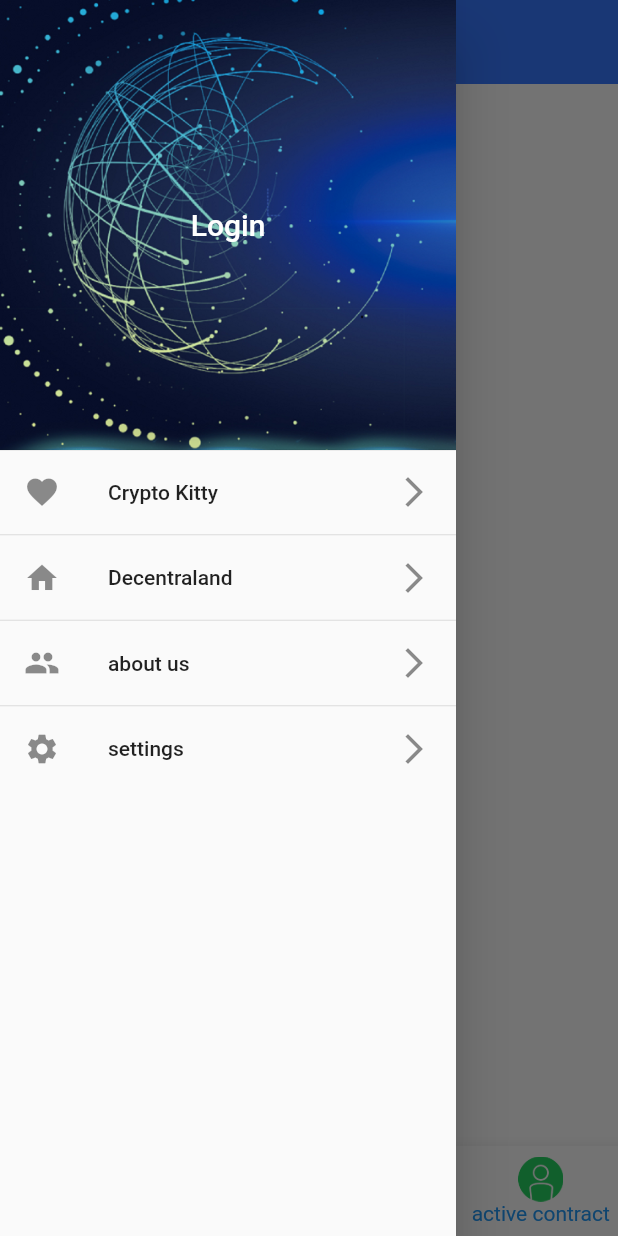
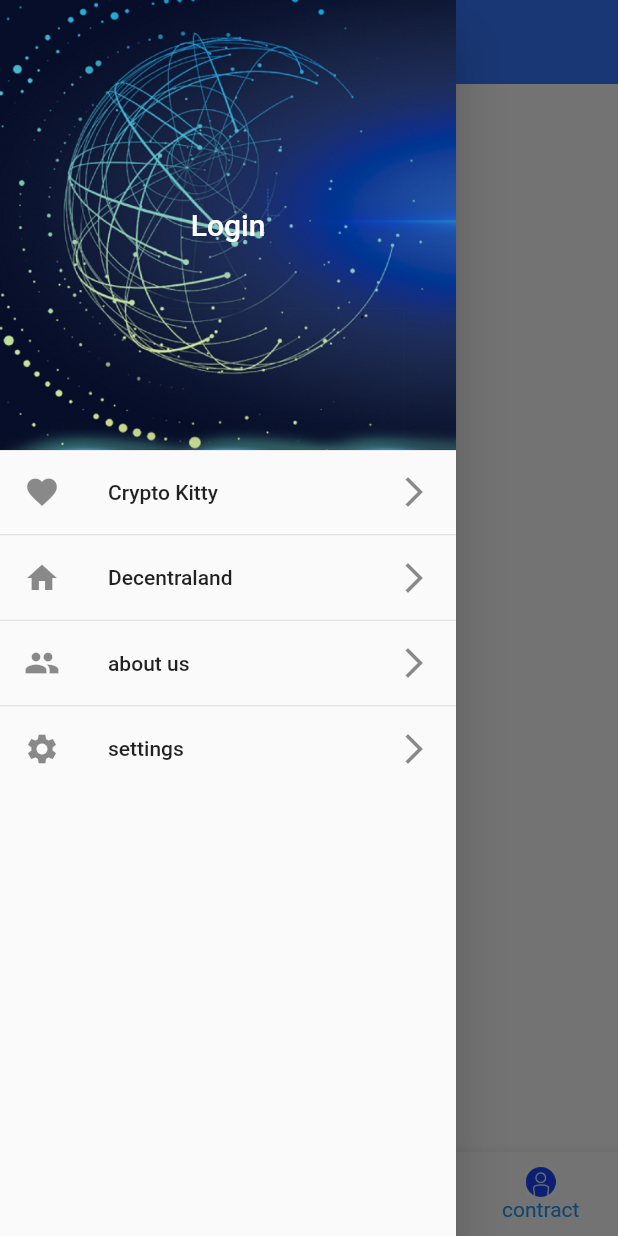
Before and after one commit to tmac2yt/flutter_nft_rent, a Flutter app: the screen it shows after launch, item 4 of the bottom bar chosen, with the side drawer open, on a phone screen of 412 x 824 dp. Run offline on Flutter 3.47's test engine with Material 2 defaults, Android fonts, the phone set to English and light mode, and no system bars; our stand-ins replace event_bus, fluttertoast, shared_preferences; missing offline and left inert: barcode_scan, flutter_webview_plugin, web3dart.

Commit message:
fix #add active contract list

```diff
--- a/lib/home_page.dart
+++ b/lib/home_page.dart
@@ -8,6 +8,7 @@ import 'package:client/utils/contract_utils.dart';
 import 'package:client/utils/data_utils.dart';
 import 'package:client/widgets/my_drawer.dart';
 import 'package:client/widgets/navigation_icon_view.dart';
+import 'package:event_bus/event_bus.dart';
 import 'package:flutter/cupertino.dart';
 import 'package:flutter/material.dart';
 
@@ -17,7 +18,7 @@ class HomePage extends StatefulWidget {
 }
 
 class _HomePageState extends State<HomePage> {
-  final _appTitle = ['nft', 'lessor', 'lessee', 'active contract'];
+  final _appTitle = ['nft', 'lessor', 'lessee', 'contract'];
   final _menuIcons = [Icons.favorite, Icons.home, Icons.group, Icons.settings];
   final _menuTitles = ['Crypto Kitty', 'Decentraland', 'about us', 'settings'];
   List<NavigationIconView> _navigationIconViews;
@@ -58,6 +59,7 @@ class _HomePageState extends State<HomePage> {
         ContractUtils.initContracts(context).then((_) {
           if (mounted) {
             setState(() {});
+            eventBus.fire(LoginEvent());
           }
         });
       }
--- a/lib/models/active_contract.dart
+++ b/lib/models/active_contract.dart
@@ -18,9 +18,9 @@ class ActiveContract {
   var rent;
 
 
-  int leasingTime;
+  var leasingTime;
 
-  int payCount;
+  var payCount;
 
   var balance;
 
--- a/lib/utils/contract_utils.dart
+++ b/lib/utils/contract_utils.dart
@@ -1,7 +1,6 @@
 import 'dart:async';
 
 import 'package:client/constants/event_bus.dart';
-import 'package:client/utils/common_utils.dart';
 import 'package:client/utils/data_utils.dart';
 import 'package:flutter/cupertino.dart';
 import 'package:http/http.dart' as http;
@@ -10,12 +9,13 @@ import 'package:web_socket_channel/io.dart';
 
 class ContractUtils {
   static String privateKey;
+
 //      'b7f17be35ed23a376efc826d3c4db1ca5de03ce2eefad03f6949bd922326ee8a';
 
   static const String erc721_contract_address =
       "0x898f6921bbf897be9572df299c5fe77b0418e252";
   static const String rent_contract_address =
-      "0x17df3a6ce08a6ef9837ab80170887171b7d7914d";
+      "0xe60ec887223098a5514d6ae1d7eb7633338c23e9";
 
   static const String rpcUrl =
       'https://ropsten.infura.io/v3/f250163948cc4193ba4a3b60039c5660';
@@ -84,7 +84,8 @@ class ContractUtils {
   //获取所有的租客挂单（包括自己的出租挂单，因为允许撤回）
   static Future<List> getLessorList() async {
     List<dynamic> result =
-        await callContract(rentContract, 'getMyRentListIndexes', []);
+        await callContract(rentContract, 'getMyRentalTokenIdList', [ownAddress]);
+    print('getMyRentalTokenIdList');
     List<List<dynamic>> lessorList = new List();
     if (result != null && result.isNotEmpty) {
       print(result);
@@ -108,10 +109,9 @@ class ContractUtils {
   }
 
   //获取出租者的挂单（不包括自己的出租挂单）
-  static Future<List> getOtherTenantList(
-      List<List<dynamic>> lessorList) async {
+  static Future<List> getOtherTenantList(List<List<dynamic>> lessorList) async {
     List<dynamic> result =
-        await callContract(rentContract, 'getOtherTenantTokenIdList', []);
+        await callContract(rentContract, 'getOtherTenantTokenIdList', [ownAddress]);
     if (result != null && result.isNotEmpty) {
       print(result);
       List<dynamic> tokenIdList = result[0];
@@ -133,19 +133,20 @@ class ContractUtils {
     return lessorList;
   }
 
-
-
   static Future<List> getActiveContractList() async {
     List<dynamic> result =
-    await callContract(rentContract, 'getMyRentListIndexes', []);
+        await callContract(rentContract, 'getMyRentListIndexes', [ownAddress]);
     List<List<dynamic>> activeContractList = new List();
     if (result != null && result.isNotEmpty) {
-      print('$result');
+      print(result);
       List<dynamic> tokenIdList = result[0];
       if (tokenIdList != null && tokenIdList.length > 0) {
         for (int i = 0; i < tokenIdList.length; i++) {
           List<dynamic> activeContract = await callContract(
               rentContract, 'getRentList', [tokenIdList[i]]);
+          activeContractList.add(activeContract);
+          //now simulate the data to test
+          activeContractList.add(activeContract);
           activeContractList.add(activeContract);
         }
         print(activeContractList);
@@ -193,13 +194,17 @@ class ContractUtils {
     List<dynamic> params = new List();
     params.add(ownAddress);
     params.add(BigInt.parse(tokenId));
-    BigInt nftValueBI = EtherAmount.fromUnitAndValue(EtherUnit.finney,nftValue).getInWei;
+    BigInt nftValueBI =
+        EtherAmount.fromUnitAndValue(EtherUnit.finney, nftValue).getInWei;
     params.add(nftValueBI);
     params.add(leasingSchedule);
     params.add(BigInt.parse(leasingTime));
-    BigInt securityDepositBI = EtherAmount.fromUnitAndValue(EtherUnit.finney,securityDeposit).getInWei;
+    BigInt securityDepositBI =
+        EtherAmount.fromUnitAndValue(EtherUnit.finney, securityDeposit)
+            .getInWei;
     params.add(securityDepositBI);
-    BigInt rentBI = EtherAmount.fromUnitAndValue(EtherUnit.finney,rent).getInWei;
+    BigInt rentBI =
+        EtherAmount.fromUnitAndValue(EtherUnit.finney, rent).getInWei;
     params.add(rentBI);
     print(params);
     return await sendTransaction(rentContract, 'listByLessor', params);
@@ -251,8 +256,8 @@ class ContractUtils {
     await client.dispose();
   }
 
-  static String getAccountAddress(){
-    if(ownAddress != null){
+  static String getAccountAddress() {
+    if (ownAddress != null) {
       return ownAddress.toString();
     }
     return null;
--- a/lib/utils/date_utils.dart
+++ b/lib/utils/date_utils.dart
@@ -4,8 +4,8 @@ class DateUtils {
 
 
 
-  static String convertIntToString(int dateInt){
-    var dateTime = DateTime.fromMillisecondsSinceEpoch(dateInt);
+  static String convertIntToString(int seconds){
+    var dateTime = DateTime.fromMillisecondsSinceEpoch(seconds * 1000);
     return dateTime.toString();
   }
 
--- a/lib/widgets/navigation_icon_view.dart
+++ b/lib/widgets/navigation_icon_view.dart
@@ -20,13 +20,13 @@ class NavigationIconView {
       : this.item = BottomNavigationBarItem(
             icon: Image.asset(
               iconPath,
-              width: 30.0,
-              height: 30.0,
+              width: 20.0,
+              height: 20.0,
             ),
             activeIcon: Image.asset(
               activeIconPath,
-              width: 30.0,
-              height: 30.0,
+              width: 20.0,
+              height: 20.0,
             ),
             title: Text(title));
 }
--- a/pubspec.yaml
+++ b/pubspec.yaml
@@ -64,10 +64,11 @@ flutter:
     - assets/images/ic_nav_my_normal.png
     - assets/images/ic_nav_my_pressed.png
     - assets/images/cover_img.jpg
-    - assets/images/ic_avatar_default.png
-    - assets/images/shake.png
     - assets/images/crypto_kitty.png
     - assets/images/decentraland.png
+    - assets/images/crypto_kitty2.png
+    - assets/images/decentraland2.png
+    - assets/images/spacecraft.png
     - assets/data/erc721_abi.json
     - assets/data/rent_abi.json
   # An image asset can refer to one or more resolution-specific "variants", see
```
Also changed, not shown: assets/data/rent_abi.json (+30 -5 lines), lib/pages/active_contract_detail.dart (+9 -8 lines), lib/pages/active_contract_list.dart (+61 -27 lines), lib/pages/lessor_list.dart (+10 -15 lines), lib/pages/nft_list.dart (+9 -4 lines), lib/utils/common_ui_utils.dart (+27 -7 lines), lib/widgets/my_drawer.dart (+23 -22 lines), assets/images/crypto_kitty2.png (added), assets/images/decentraland2.png (added), assets/images/ic_nav_discover_actived.png, assets/images/ic_nav_my_pressed.png, assets/images/ic_nav_news_actived.png, assets/images/ic_nav_tweet_actived.png, assets/images/spacecraft.png (added), 3 other files.
